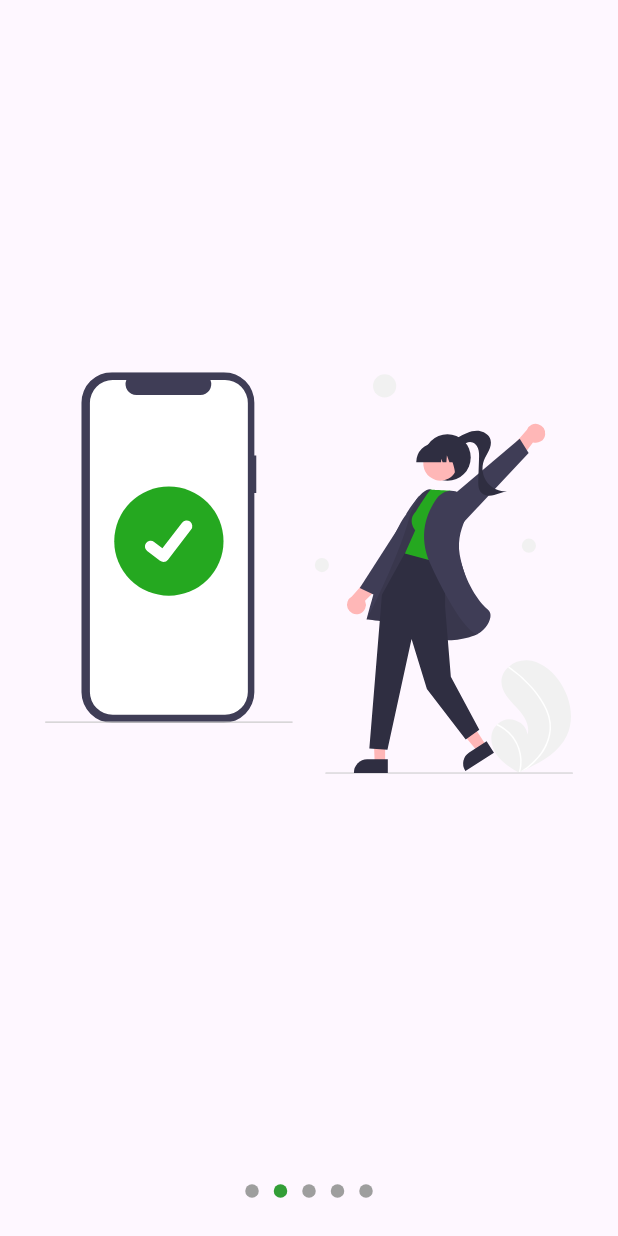
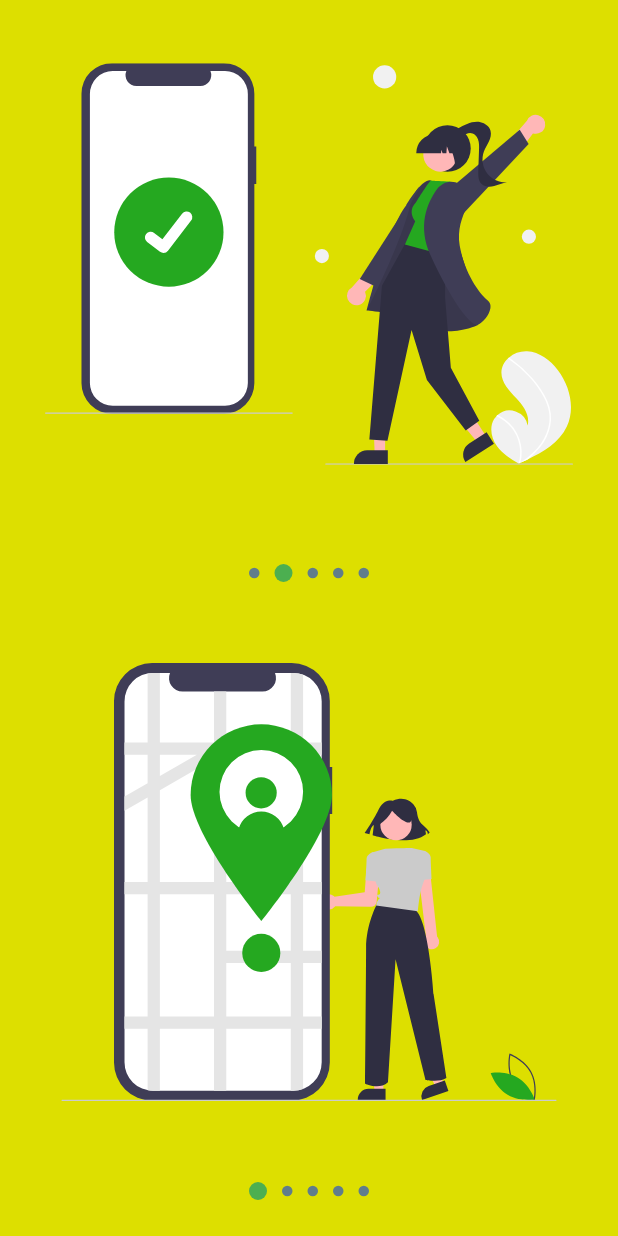
Before and after one commit to DieCau/flutter-slidershow, a Flutter app: the screen it shows after launch, swiped to page 2, on a phone screen of 412 x 824 dp. Run offline on Flutter 3.47's test engine with Material 3 defaults, Android fonts, the phone set to English and light mode, and no system bars; our stand-ins replace flutter_svg.

Commit message:
Dots y Slides modified

```diff
--- a/lib/src/pages/slideshow_page.dart
+++ b/lib/src/pages/slideshow_page.dart
@@ -1,4 +1,6 @@
+import 'package:flutter/cupertino.dart';
 import 'package:flutter/material.dart';
+import 'package:flutter/widgets.dart';
 import 'package:flutter_svg/svg.dart';
 
 import 'package:slideshow_app/src/widgets/slideshow.dart';
@@ -9,16 +11,37 @@ class SlideshowPage extends StatelessWidget {
 
   @override
   Widget build(BuildContext context) {
-    return Scaffold(
-      body: Slideshow(
-        slides: [
-          SvgPicture.asset('assets/svgs/slide-1.svg'),
-          SvgPicture.asset('assets/svgs/slide-2.svg'),
-          SvgPicture.asset('assets/svgs/slide-3.svg'),
-          SvgPicture.asset('assets/svgs/slide-4.svg'),
-          SvgPicture.asset('assets/svgs/slide-5.svg'),
+    return const Scaffold(
+      backgroundColor: Color(0xffdddf00),
+      body: Column(
+        children: [
+          Expanded(child: MiSlideshow()),
+          Expanded(child: MiSlideshow()),
         ],
       )
     );
   }
 }
+
+class MiSlideshow extends StatelessWidget {
+  const MiSlideshow({super.key});
+
+
+  @override
+  Widget build(BuildContext context) {
+    return Slideshow(
+      dotsUp: false,
+      bulletPrimary: 12,
+      bulletSecondary: 7,
+      colorPrimary: Colors.green,
+      colorSecondary: Colors.blueGrey,
+      slides: [
+        SvgPicture.asset('assets/svgs/slide-1.svg'),
+        SvgPicture.asset('assets/svgs/slide-2.svg'),
+        SvgPicture.asset('assets/svgs/slide-3.svg'),
+        SvgPicture.asset('assets/svgs/slide-4.svg'),
+        SvgPicture.asset('assets/svgs/slide-5.svg'),
+      ],
+    );
+  }
+}
--- a/lib/src/widgets/slideshow.dart
+++ b/lib/src/widgets/slideshow.dart
@@ -1,36 +1,78 @@
 import 'package:flutter/material.dart';
+import 'package:provider/provider.dart';
 
-import 'package:provider/provider.dart';
-import 'package:slideshow_app/src/models/slider_model.dart';
 
 class Slideshow extends StatelessWidget {
 
   final List<Widget> slides;
+  final bool dotsUp;
+  final Color colorPrimary;
+  final Color colorSecondary;
+  final double bulletPrimary;
+  final double bulletSecondary;
 
   const Slideshow({
     super.key,
-    required this.slides
+    required this.slides,
+    this.dotsUp          = false,
+    this.colorPrimary    = Colors.greenAccent,
+    this.colorSecondary  = Colors.grey,
+    this.bulletPrimary   = 12.0,
+    this.bulletSecondary = 12.0,
   });
 
   @override
   Widget build(BuildContext context) {
+
     return ChangeNotifierProvider(
-        create: (_) => SliderModel(),
+      create: (_) => _SlideshowModel(),
+      child: SafeArea(
         child: Center(
-          child: Column(
-            children: [
-              Expanded(child:
-                _Slides(slides)
-              ),
-              _Dots(slides.length)],
-          ),
-        ));
+          child: Builder(builder: (BuildContext context) {
+
+            Provider.of<_SlideshowModel>(context).colorPrimary    = colorPrimary;
+            Provider.of<_SlideshowModel>(context).colorSecondary  = colorSecondary;
+            Provider.of<_SlideshowModel>(context).bulletPrimary   = bulletPrimary;
+            Provider.of<_SlideshowModel>(context).bulletSecondary = bulletSecondary;
+
+            return _CreateStructureSildeshow(dotsUp: dotsUp, slides: slides);
+
+          },)
+        ),
+      )
+    );
+  }
+}
+
+class _CreateStructureSildeshow extends StatelessWidget {
+  const _CreateStructureSildeshow({
+    required this.dotsUp,
+    required this.slides,
+  });
+
+  final bool dotsUp;
+  final List<Widget> slides;
+
+  @override
+  Widget build(BuildContext context) {
+    return Column(
+      children: [
+        if( dotsUp )
+          _Dots(slides.length),
+        Expanded(child:
+          _Slides(slides)
+        ),
+        if( !dotsUp )
+          _Dots(slides.length),
+      ],
+    );
   }
 }
 
 class _Dots extends StatelessWidget {
 
   final int totalSlides;
+
   const _Dots(this.totalSlides);
 
   @override
@@ -42,34 +84,42 @@ class _Dots extends StatelessWidget {
       child: Row(
         mainAxisAlignment: MainAxisAlignment.center,
         children: List.generate(totalSlides, (index) => _Dot(index)),
-        // children: [
-        //   _Dot(0),
-        //   _Dot(1),
-        //   _Dot(2)
-        // ],
-
       ),
     );
   }
 }
 
 class _Dot extends StatelessWidget {
+
   final int index;
+
+
   const _Dot(this.index);
 
   @override
   Widget build(BuildContext context) {
-    final double pageViewIndex = Provider.of<SliderModel>(context).currentPage;
+
+    final ssModel = Provider.of<_SlideshowModel>(context);
+
+    double bullet;
+    Color color;
+
+    if( ssModel.currentPage >= index - 0.5 && ssModel.currentPage < index + 0.5 ) {
+        bullet = ssModel.bulletPrimary;
+        color  = ssModel.colorPrimary;
+    } else {
+        bullet = ssModel.bulletSecondary;
+        color  = ssModel.colorSecondary;
+    }
+
 
     return AnimatedContainer(
       duration: const Duration(milliseconds: 200),
-      width: 9,
-      height: 9,
+      width: bullet,
+      height: bullet,
       margin: const EdgeInsets.symmetric(horizontal: 5),
       decoration: BoxDecoration(
-          color: (pageViewIndex >= index - 0.5 && pageViewIndex < index + 0.5)
-              ? const Color.fromARGB(255, 51, 158, 55)
-              : Colors.grey,
+          color: color,
           shape: BoxShape.circle),
     );
   }
@@ -95,7 +145,7 @@ class _SlidesState extends State<_Slides> {
       // print('Pagina actual: ${pageViewController.page}');
       // Aqui se actualiza el Provider de mi clase SliderModel()
       // Colocar el listen en falso ya que estamos en el initState()
-      Provider.of<SliderModel>(context, listen: false).currentPage = pageViewController.page!;
+      Provider.of<_SlideshowModel>(context, listen: false).currentPage = pageViewController.page!;
     });
   }
 
@@ -132,3 +182,43 @@ class _Slide extends StatelessWidget {
     );
   }
 }
+
+class _SlideshowModel with ChangeNotifier {
+
+  double _currentPage     = 0;
+  Color _colorPrimary     = Colors.blue;
+  Color _colorSecondary   = Colors.grey;
+  double _bulletPrimary   = 12.0;
+  double _bulletSecondary = 12.0;
+
+  // Hacer un Geeter
+  double get currentPage => _currentPage;
+
+  // Hacer un Seeter
+  set currentPage(double currentPage) {
+    _currentPage = currentPage;
+    // Notifica a todos los widgets que esten escuchando el cambio del valor "double _currentPage = 0"
+    notifyListeners();
+  }
+
+  Color get colorPrimary => _colorPrimary;
+  set colorPrimary(Color color) {
+    _colorPrimary = color;
+  }
+
+  Color get colorSecondary => _colorSecondary;
+  set colorSecondary(Color color) {
+    _colorSecondary = color;
+  }
+
+  double get bulletPrimary => _bulletPrimary;
+  set bulletPrimary(double bullet) {
+    _bulletPrimary = bullet;
+  }
+
+  double get bulletSecondary => _bulletSecondary;
+  set bulletSecondary(double bullet) {
+    _bulletSecondary = bullet;
+  }
+
+}
```
